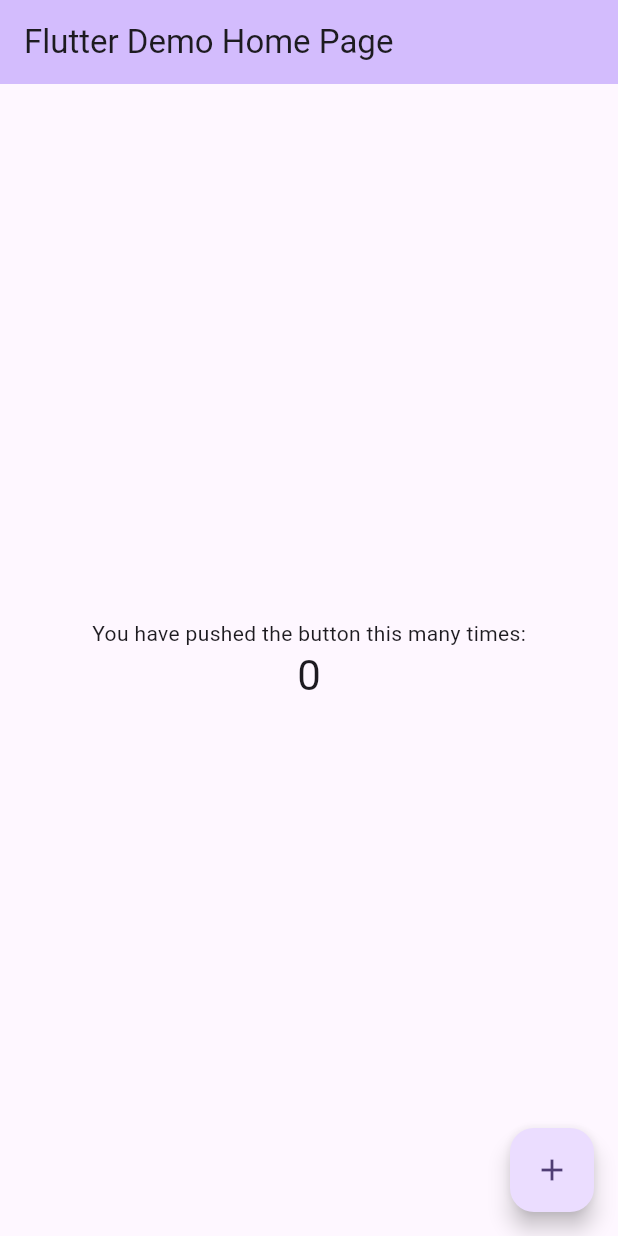
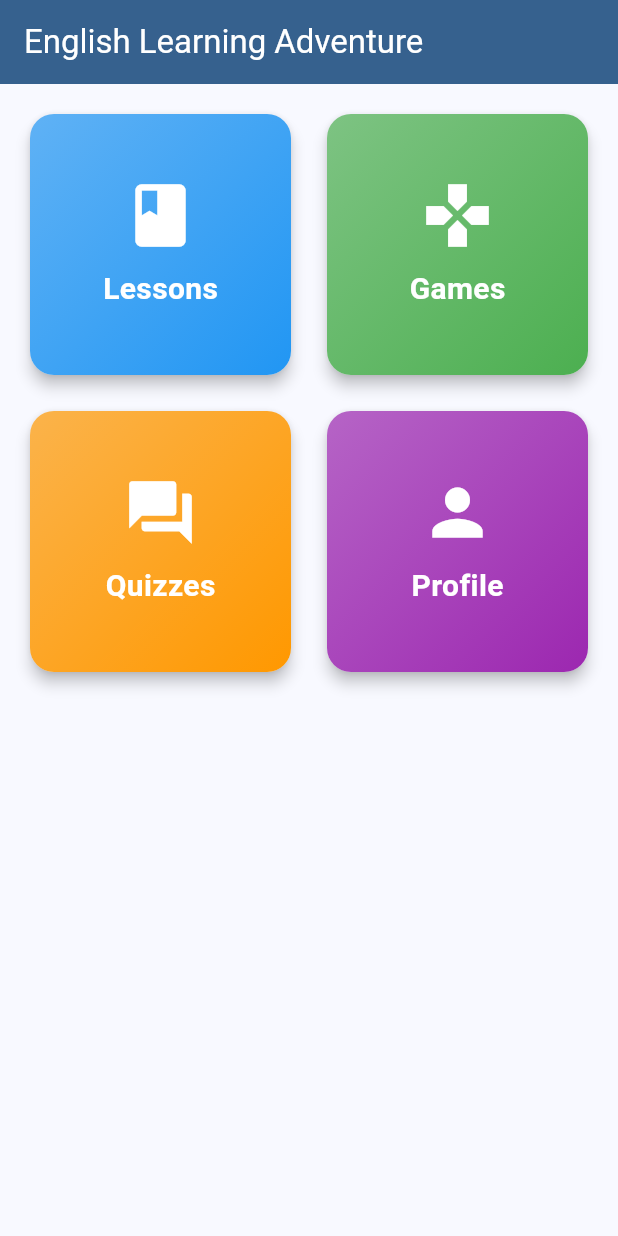
Before and after one commit to could-ai/019ac538-b40c-78de-bbe0-892412e47134, a Flutter app: the screen it shows after launch, on a phone screen of 412 x 824 dp. Run offline on Flutter 3.47's test engine with Material 3 defaults, Android fonts, the phone set to English and light mode, and no system bars; Roboto replaces fonts that are missing (Poppins).

Commit message:
I have completely revamped the main application file. The previous demo code has been removed and replaced with a new structure for the English learning app. I've set up the main theme, title, and defined all the necessary routes for our new screens like Home, Lessons, Games, Quizzes, and Profile. This provides a solid foundation for the app's navigation and overall structure.; I've created a brand new home screen which will be the main entry point of the app. It features a modern, grid-based layout with beautifully designed cards for different sections: Lessons, Games, Quizzes, and Profile. Each card has a unique icon, color, and is fully interactive, allowing users to navigate to the respective sections. This screen sets a playful and engaging tone for the learning experience.; This new file creates a dedicated screen for lessons. For now, it's a placeholder, but it's properly integrated into the app's navigation. This screen will eventually contain all the learning materials, from basic to advanced levels, providing a structured learning path for students.; I've added a new screen specifically for games to make learning English more interactive and fun. While it's currently a placeholder, this section is designed to house various educational games that will help students practice their skills in an engaging way. It's fully connected to the app's navigation.; A new screen for quizzes has been created to allow students to test their English proficiency. This section, currently a placeholder, will feature a variety of quizzes to assess and reinforce learning. It's an essential part of the app's structure and is accessible from the home screen.; I've created a profile screen where users will eventually be able to track their progress and manage their accounts. For now, it's a placeholder screen, but it establishes a dedicated space for user-specific information, which is crucial for a personalized learning experience. It is fully integrated into the app's navigation.

```diff
--- a/usr/lib/main.dart
+++ b/usr/lib/main.dart
@@ -1,4 +1,9 @@
 import 'package:flutter/material.dart';
+import 'package:couldai_user_app/screens/home_screen.dart';
+import 'package:couldai_user_app/screens/lessons_screen.dart';
+import 'package:couldai_user_app/screens/games_screen.dart';
+import 'package:couldai_user_app/screens/quizzes_screen.dart';
+import 'package:couldai_user_app/screens/profile_screen.dart';
 
 void main() {
   runApp(const MyApp());
@@ -7,117 +12,24 @@ void main() {
 class MyApp extends StatelessWidget {
   const MyApp({super.key});
 
-  // This widget is the root of your application.
   @override
   Widget build(BuildContext context) {
     return MaterialApp(
-      title: 'Flutter Demo',
+      title: 'English Learning Adventure',
       debugShowCheckedModeBanner: false,
       theme: ThemeData(
-        // This is the theme of your application.
-        //
-        // TRY THIS: Try running your application with "flutter run". You'll see
-        // the application has a purple toolbar. Then, without quitting the app,
-        // try changing the seedColor in the colorScheme below to Colors.green
-        // and then invoke "hot reload" (save your changes or press the "hot
-        // reload" button in a Flutter-supported IDE, or press "r" if you used
-        // the command line to start the app).
-        //
-        // Notice that the counter didn't reset back to zero; the application
-        // state is not lost during the reload. To reset the state, use hot
-        // restart instead.
-        //
-        // This works for code too, not just values: Most code changes can be
-        // tested with just a hot reload.
-        colorScheme: ColorScheme.fromSeed(seedColor: Colors.deepPurple),
+        colorScheme: ColorScheme.fromSeed(seedColor: Colors.blue),
+        useMaterial3: true,
+        fontFamily: 'Poppins',
       ),
       initialRoute: '/',
       routes: {
-        '/': (context) => const MyHomePage(title: 'Flutter Demo Home Page'),
+        '/': (context) => const HomeScreen(),
+        '/lessons': (context) => const LessonsScreen(),
+        '/games': (context) => const GamesScreen(),
+        '/quizzes': (context) => const QuizzesScreen(),
+        '/profile': (context) => const ProfileScreen(),
       },
     );
   }
 }
-
-class MyHomePage extends StatefulWidget {
-  const MyHomePage({super.key, required this.title});
-
-  // This widget is the home page of your application. It is stateful, meaning
-  // that it has a State object (defined below) that contains fields that affect
-  // how it looks.
-
-  // This class is the configuration for the state. It holds the values (in this
-  // case the title) provided by the parent (in this case the App widget) and
-  // used by the build method of the State. Fields in a Widget subclass are
-  // always marked "final".
-
-  final String title;
-
-  @override
-  State<MyHomePage> createState() => _MyHomePageState();
-}
-
-class _MyHomePageState extends State<MyHomePage> {
-  int _counter = 0;
-
-  void _incrementCounter() {
-    setState(() {
-      // This call to setState tells the Flutter framework that something has
-      // changed in this State, which causes it to rerun the build method below
-      // so that the display can reflect the updated values. If we changed
-      // _counter without calling setState(), then the build method would not be
-      // called again, and so nothing would appear to happen.
-      _counter++;
-    });
-  }
-
-  @override
-  Widget build(BuildContext context) {
-    // This method is rerun every time setState is called, for instance as done
-    // by the _incrementCounter method above.
-    //
-    // The Flutter framework has been optimized to make rerunning build methods
-    // fast, so that you can just rebuild anything that needs updating rather
-    // than having to individually change instances of widgets.
-    return Scaffold(
-      appBar: AppBar(
-        // TRY THIS: Try changing the color here to a specific color (to
-        // Colors.amber, perhaps?) and trigger a hot reload to see the AppBar
-        // change color while the other colors stay the same.
-        backgroundColor: Theme.of(context).colorScheme.inversePrimary,
-        // Here we take the value from the MyHomePage object that was created by
-        // the App.build method, and use it to set our appbar title.
-        title: Text(widget.title),
-      ),
-      body: Center(
-        // Center is a layout widget. It takes a single child and positions it
-        // in the middle of the parent.
-        child: Column(
-          // Column is also a layout widget. It takes a list of children and
-          // arranges them vertically. By default, it sizes itself to fit its
-          // children horizontally, and tries to be as tall as its parent.
-          //
-          // Column has various properties to control how it sizes itself and
-          // how it positions its children. Here we use mainAxisAlignment to
-          // center the children vertically; the main axis here is the vertical
-          // axis because Columns are vertical (the cross axis would be
-          // horizontal).
-          //
-          // TRY THIS: Invoke "debug painting" (choose the "Toggle Debug Paint"
-          // action in the IDE, or press "p" in the console), to see the
-          // wireframe for each widget.
-          mainAxisAlignment: MainAxisAlignment.center,
-          children: <Widget>[
-            const Text('You have pushed the button this many times:'),
-            Text('$_counter', style: Theme.of(context).textTheme.headlineMedium),
-          ],
-        ),
-      ),
-      floatingActionButton: FloatingActionButton(
-        onPressed: _incrementCounter,
-        tooltip: 'Increment',
-        child: const Icon(Icons.add),
-      ), // This trailing comma makes auto-formatting nicer for build methods.
-    );
-  }
-}
--- /dev/null
+++ b/usr/lib/screens/home_screen.dart
@@ -0,0 +1,95 @@
+import 'package:flutter/material.dart';
+
+class HomeScreen extends StatelessWidget {
+  const HomeScreen({super.key});
+
+  @override
+  Widget build(BuildContext context) {
+    return Scaffold(
+      appBar: AppBar(
+        title: const Text('English Learning Adventure'),
+        backgroundColor: Theme.of(context).colorScheme.primary,
+        foregroundColor: Theme.of(context).colorScheme.onPrimary,
+      ),
+      body: GridView.count(
+        crossAxisCount: 2,
+        padding: const EdgeInsets.all(16.0),
+        crossAxisSpacing: 16.0,
+        mainAxisSpacing: 16.0,
+        children: <Widget>[
+          _buildCategoryCard(
+            context,
+            title: 'Lessons',
+            icon: Icons.book,
+            color: Colors.blue,
+            routeName: '/lessons',
+          ),
+          _buildCategoryCard(
+            context,
+            title: 'Games',
+            icon: Icons.games,
+            color: Colors.green,
+            routeName: '/games',
+          ),
+          _buildCategoryCard(
+            context,
+            title: 'Quizzes',
+            icon: Icons.question_answer,
+            color: Colors.orange,
+            routeName: '/quizzes',
+          ),
+          _buildCategoryCard(
+            context,
+            title: 'Profile',
+            icon: Icons.person,
+            color: Colors.purple,
+            routeName: '/profile',
+          ),
+        ],
+      ),
+    );
+  }
+
+  Widget _buildCategoryCard(BuildContext context,
+      {required String title,
+      required IconData icon,
+      required Color color,
+      required String routeName}) {
+    return InkWell(
+      onTap: () {
+        Navigator.pushNamed(context, routeName);
+      },
+      child: Card(
+        elevation: 4.0,
+        shape: RoundedRectangleBorder(
+          borderRadius: BorderRadius.circular(16.0),
+        ),
+        child: Container(
+          decoration: BoxDecoration(
+            borderRadius: BorderRadius.circular(16.0),
+            gradient: LinearGradient(
+              colors: [color.withOpacity(0.7), color],
+              begin: Alignment.topLeft,
+              end: Alignment.bottomRight,
+            ),
+          ),
+          child: Column(
+            mainAxisAlignment: MainAxisAlignment.center,
+            children: <Widget>[
+              Icon(icon, size: 50.0, color: Colors.white),
+              const SizedBox(height: 10.0),
+              Text(
+                title,
+                style: const TextStyle(
+                  fontSize: 20.0,
+                  fontWeight: FontWeight.bold,
+                  color: Colors.white,
+                ),
+              ),
+            ],
+          ),
+        ),
+      ),
+    );
+  }
+}
```
Also changed, not shown: usr/lib/screens/games_screen.dart (added, +22 -0 lines), usr/lib/screens/lessons_screen.dart (added, +22 -0 lines), usr/lib/screens/profile_screen.dart (added, +22 -0 lines), usr/lib/screens/quizzes_screen.dart (added, +22 -0 lines).
